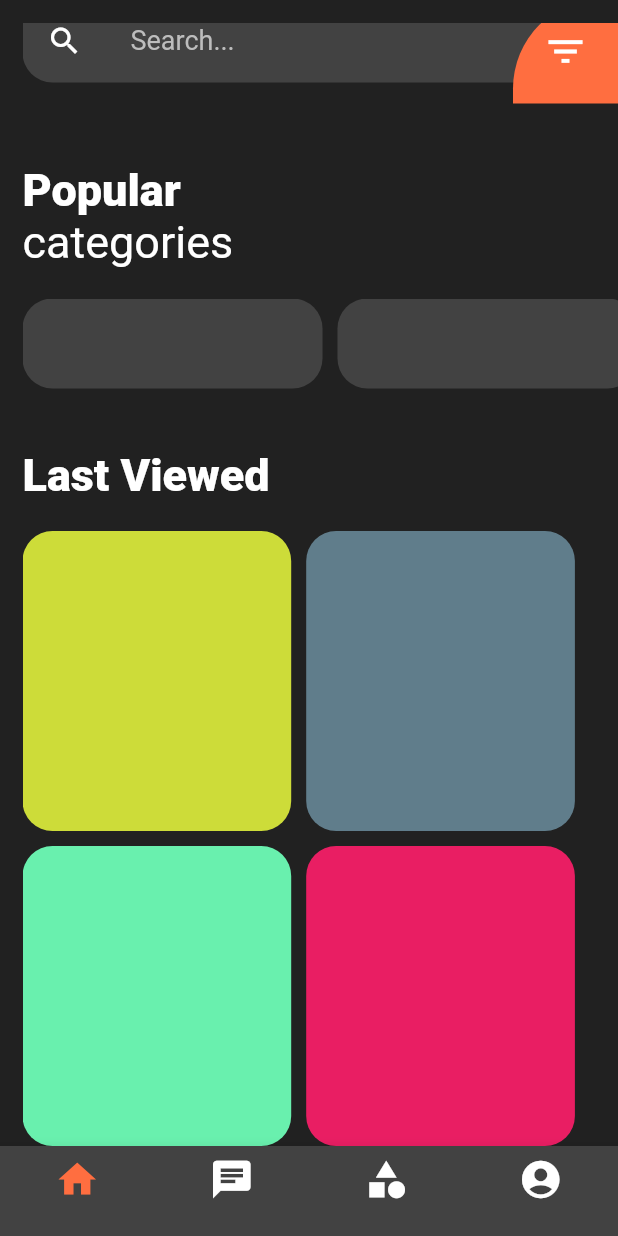
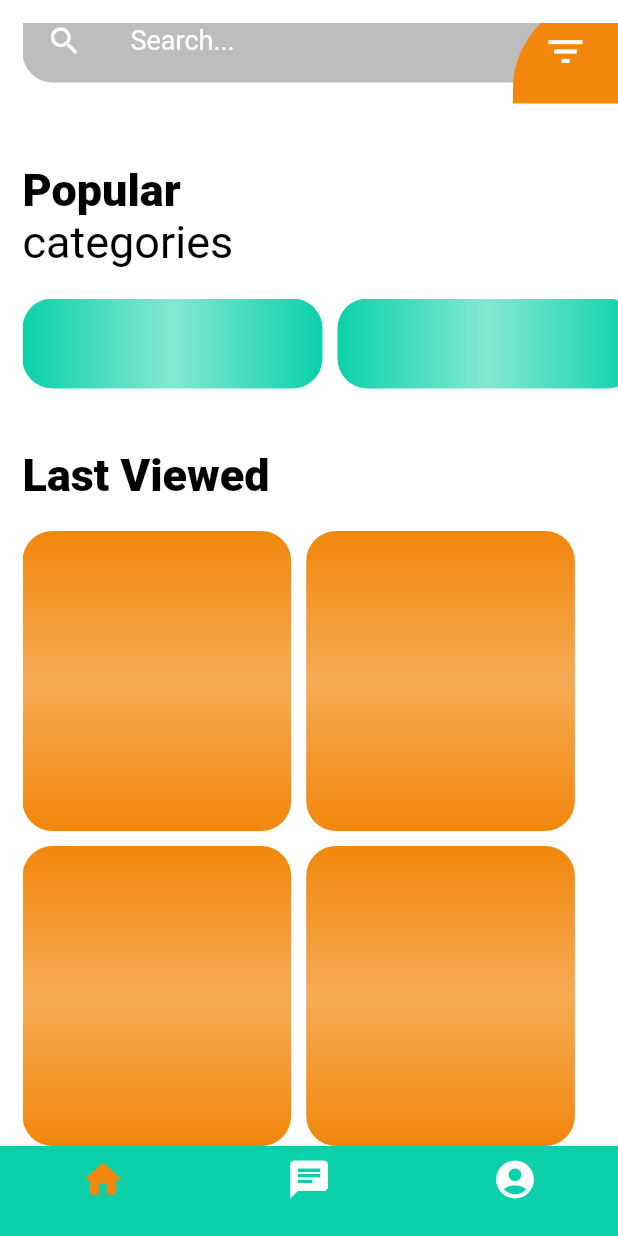
Before and after one commit to AMANDEEP-DAS/heart_app, a Flutter app: the BottomNav screen opened directly, scrolled down 106 dp, on a phone screen of 412 x 824 dp. Run offline on Flutter 3.47's test engine with Material 2 defaults, Android fonts, the phone set to English and light mode, and no system bars; our stand-ins replace animated_splash_screen, curved_navigation_bar, flutter_spinkit; network calls fail.

Commit message:
glossy effects

```diff
--- a/lib/screens/bottom_nav_bar.dart
+++ b/lib/screens/bottom_nav_bar.dart
@@ -17,22 +17,22 @@ class _BottomNavState extends State<BottomNav> {
   final screens =[
     HomeScreen(),
     ChatScreen(),
-    CatScreen(),
+    // CatScreen(),
     ProfileScreen(),
   ];
   @override
   Widget build(BuildContext context) {
     return Scaffold(
       bottomNavigationBar: BottomNavigationBar(
-        backgroundColor: Colors.grey.shade800,
-        selectedItemColor: Colors.deepOrangeAccent,
+        backgroundColor: Color(0xff0ad1a9),
+        selectedItemColor: Color(0xfff2870c),
         unselectedItemColor: Colors.white,
         type: BottomNavigationBarType.fixed,
         currentIndex: _currentIndex,
         items: [
           BottomNavigationBarItem(icon: Icon(Icons.home,size: 30,),label: ''),
           BottomNavigationBarItem(icon: Icon(Icons.chat,size: 30,),label: ''),
-          BottomNavigationBarItem(icon: Icon(Icons.category,size: 30,),label: ''),
+          // BottomNavigationBarItem(icon: Icon(Icons.category,size: 30,),label: ''),
           BottomNavigationBarItem(icon: Icon(Icons.account_circle,size: 30,),label: ''),
         ],
         onTap: (index){
--- a/lib/screens/home_screen.dart
+++ b/lib/screens/home_screen.dart
@@ -13,7 +13,7 @@ class _HomeScreenState extends State<HomeScreen> {
     return Scaffold(
       body: Container(
         padding: EdgeInsets.only(left: 15,top: 15),
-        color: Colors.black87,
+        color: Colors.white,
         height: MediaQuery.of(context).size.height,
         width: MediaQuery.of(context).size.width,
         child: SafeArea(
@@ -33,8 +33,8 @@ class _HomeScreenState extends State<HomeScreen> {
                         child: Column(
                           crossAxisAlignment: CrossAxisAlignment.start,
                           children: [
-                            Text('Search',style: TextStyle(fontWeight: FontWeight.w900,fontSize: 30,color: Colors.white),),
-                            Text('for planets',style: TextStyle(fontSize: 30,color: Colors.white)),
+                            Text('Search',style: TextStyle(fontWeight: FontWeight.w900,fontSize: 30,color: Colors.black),),
+                            Text('for planets',style: TextStyle(fontSize: 30,color: Colors.black)),
                           ],
                         ),
                       ),
@@ -51,7 +51,7 @@ class _HomeScreenState extends State<HomeScreen> {
                         children: [
                           Container(
                             decoration: BoxDecoration(
-                                color: Colors.grey.shade800,
+                                color: Colors.grey.shade400,
                                 borderRadius: BorderRadius.all(Radius.circular(20))
                             ),
                             child: ListTile(
@@ -64,7 +64,7 @@ class _HomeScreenState extends State<HomeScreen> {
                                 decoration: InputDecoration(
                                     hintText: 'Search...',
                                     hintStyle: TextStyle(
-                                      color: Colors.grey.shade400,
+                                      color: Colors.white,
                                       fontSize: 18,
                                     ),
                                     border: InputBorder.none
@@ -78,7 +78,7 @@ class _HomeScreenState extends State<HomeScreen> {
                               height: 70,
                               width: 70,
                               decoration: BoxDecoration(
-                                color: Colors.deepOrangeAccent,
+                                color: Color(0xfff2870c),
                                 borderRadius: BorderRadius.only(topLeft: Radius.circular(60)),
                               ),
                               child: Icon(Icons.filter_list,color: Colors.white,size: 30,),
@@ -88,8 +88,8 @@ class _HomeScreenState extends State<HomeScreen> {
                       )
                   ),
                   SizedBox(height: 40,),
-                  Text('Popular',style: TextStyle(fontWeight: FontWeight.w900,fontSize: 30,color: Colors.white),),
-                  Text('categories',style: TextStyle(fontSize: 30,color: Colors.white)),
+                  Text('Popular',style: TextStyle(fontWeight: FontWeight.w900,fontSize: 30,color: Colors.black),),
+                  Text('categories',style: TextStyle(fontSize: 30,color: Colors.black)),
                   SizedBox(height: 10,),
                   Container(
                     height: 70,
@@ -103,21 +103,48 @@ class _HomeScreenState extends State<HomeScreen> {
                           children: [
                             Container(width: 200,
                               decoration: BoxDecoration(
-                                  color: Colors.grey.shade800,
+                                  gradient: LinearGradient(
+                                      begin: Alignment.centerLeft,
+                                      end: Alignment.centerRight,
+                                      colors: [
+                                        Color(0xff0ad1a9),
+                                        Color(0xff0ad1a9).withOpacity(0.5),
+                                        Color(0xff0ad1a9)
+                                      ],
+                                      stops: [0.0,0.5,1.0]
+                                  ),
                                   borderRadius: BorderRadius.all(Radius.circular(20))
                               ),
                             ),
                             SizedBox(width: 10,),
                             Container(width: 200,
                               decoration: BoxDecoration(
-                                  color: Colors.grey.shade800,
+                                  gradient: LinearGradient(
+                                      begin: Alignment.centerLeft,
+                                      end: Alignment.centerRight,
+                                      colors: [
+                                        Color(0xff0ad1a9),
+                                        Color(0xff0ad1a9).withOpacity(0.5),
+                                        Color(0xff0ad1a9)
+                                      ],
+                                      stops: [0.0,0.5,1.0]
+                                  ),
                                   borderRadius: BorderRadius.all(Radius.circular(20))
                               ),
                             ),
                             SizedBox(width: 10,),
                             Container(width: 200,
                               decoration: BoxDecoration(
-                                  color: Colors.grey.shade800,
+                                  gradient: LinearGradient(
+                                      begin: Alignment.centerLeft,
+                                      end: Alignment.centerRight,
+                                      colors: [
+                                        Color(0xff0ad1a9),
+                                        Color(0xff0ad1a9).withOpacity(0.5),
+                                        Color(0xff0ad1a9)
+                                      ],
+                                      stops: [0.0,0.5,1.0]
+                                  ),
                                   borderRadius: BorderRadius.all(Radius.circular(20))
                               ),
                             ),
@@ -127,7 +154,7 @@ class _HomeScreenState extends State<HomeScreen> {
                     ),
                   ),
                   SizedBox(height: 40,),
-                  Text('Last Viewed',style: TextStyle(fontWeight: FontWeight.w900,fontSize: 30,color: Colors.white),),
+                  Text('Last Viewed',style: TextStyle(fontWeight: FontWeight.w900,fontSize: 30,color: Colors.black),),
                   SizedBox(height: 20,),
                   Row(
                     children: [
@@ -135,7 +162,16 @@ class _HomeScreenState extends State<HomeScreen> {
                         height: 200,
                         width: MediaQuery.of(context).size.width/2.3,
                         decoration: BoxDecoration(
-                            color: Colors.lime,
+                            gradient: LinearGradient(
+                              begin: Alignment.topCenter,
+                              end: Alignment.bottomCenter,
+                              colors: [
+                                Color(0xfff2870c),
+                                Color(0xfff2870c).withOpacity(0.7),
+                                Color(0xfff2870c)
+                              ],
+                              stops: [0.0,0.5,1.0]
+                            ),
                             borderRadius: BorderRadius.all(Radius.circular(20))
                         ),
                       ),
@@ -144,7 +180,16 @@ class _HomeScreenState extends State<HomeScreen> {
                         height: 200,
                         width: MediaQuery.of(context).size.width/2.3,
                         decoration: BoxDecoration(
-                            color: Colors.blueGrey,
+                            gradient: LinearGradient(
+                                begin: Alignment.topCenter,
+                                end: Alignment.bottomCenter,
+                                colors: [
+                                  Color(0xfff2870c),
+                                  Color(0xfff2870c).withOpacity(0.7),
+                                  Color(0xfff2870c)
+                                ],
+                                stops: [0.0,0.5,1.0]
+                            ),
                             borderRadius: BorderRadius.all(Radius.circular(20))
                         ),
                       )
@@ -157,7 +202,16 @@ class _HomeScreenState extends State<HomeScreen> {
                         height: 200,
                         width: MediaQuery.of(context).size.width/2.3,
                         decoration: BoxDecoration(
-                            color: Colors.greenAccent,
+                            gradient: LinearGradient(
+                                begin: Alignment.topCenter,
+                                end: Alignment.bottomCenter,
+                                colors: [
+                                  Color(0xfff2870c),
+                                  Color(0xfff2870c).withOpacity(0.7),
+                                  Color(0xfff2870c)
+                                ],
+                                stops: [0.0,0.5,1.0]
+                            ),
                             borderRadius: BorderRadius.all(Radius.circular(20))
                         ),
                       ),
@@ -166,7 +220,16 @@ class _HomeScreenState extends State<HomeScreen> {
                         height: 200,
                         width: MediaQuery.of(context).size.width/2.3,
                         decoration: BoxDecoration(
-                            color: Colors.pink,
+                            gradient: LinearGradient(
+                                begin: Alignment.topCenter,
+                                end: Alignment.bottomCenter,
+                                colors: [
+                                  Color(0xfff2870c),
+                                  Color(0xfff2870c).withOpacity(0.7),
+                                  Color(0xfff2870c)
+                                ],
+                                stops: [0.0,0.5,1.0]
+                            ),
                             borderRadius: BorderRadius.all(Radius.circular(20))
                         ),
                       )
--- a/lib/screens/loading_screen.dart
+++ b/lib/screens/loading_screen.dart
@@ -23,10 +23,10 @@ class _LoadingScreenState extends State<LoadingScreen> {
   Widget build(BuildContext context) {
     return Scaffold(
       body: Container(
-        color: Colors.black87,
+        color: Colors.white,
         child: Center(
           child: SpinKitThreeBounce(
-            color: Colors.white,
+            color: Color(0xff0ad1a9),
             size: 50,
           ),
         ),
```
